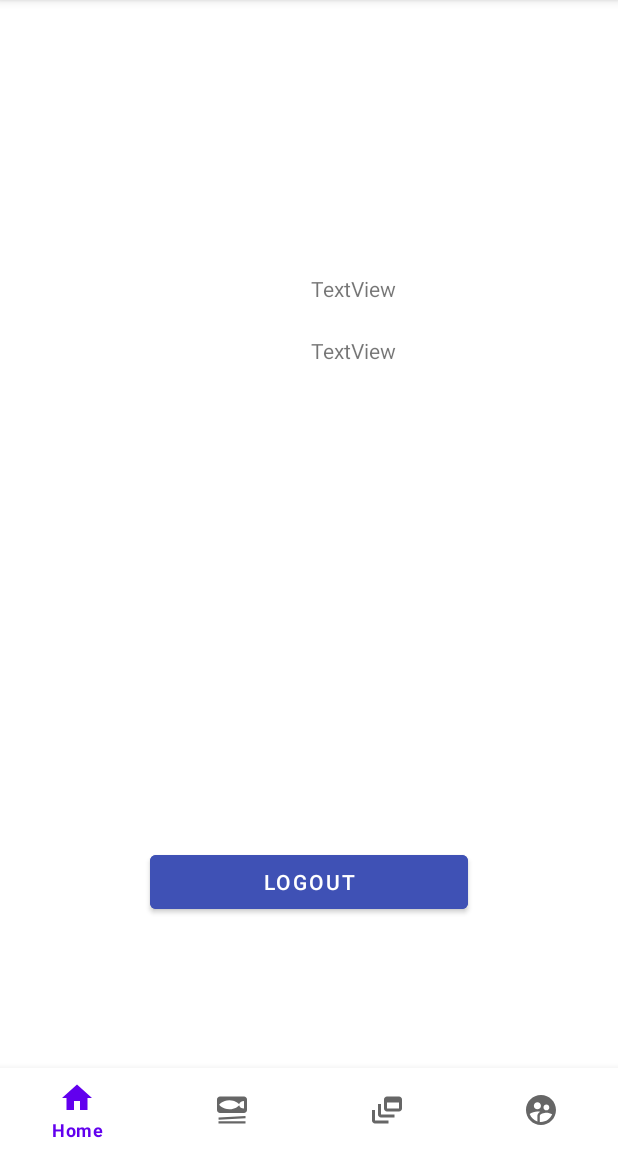
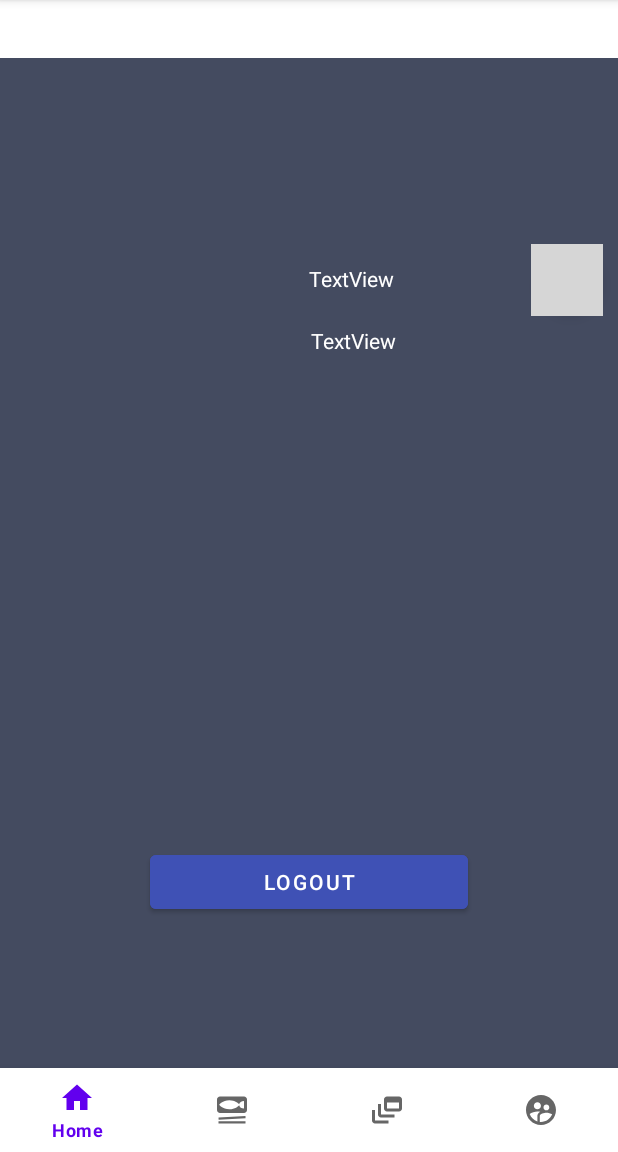
Before and after one commit to FItTracker-Group/FitTrack, an Android app: the fragment UserFragment placed in its activity, on a phone screen of 412 x 824 dp, the part 84-1236 px from its top. Run offline under Robolectric (Android 15) with nearby library versions, the phone set to English and light mode, and no system bars; libraries missing offline, so code that uses them is left out: com.parse; pictures from the network do not load; 3 statements that could not run were skipped; grey boxes are pictures that could not be loaded.

Commit message:
changed xml file colors

```diff
--- a/app/src/main/res/layout/fragment_user.xml
+++ b/app/src/main/res/layout/fragment_user.xml
@@ -4,9 +4,28 @@
     xmlns:tools="http://schemas.android.com/tools"
     android:layout_width="match_parent"
     android:layout_height="match_parent"
+    android:background="#FFFFFF"
+    android:backgroundTint="#444b60"
     tools:context=".fragments.UserFragment">
 
     <!-- TODO: Update blank fragment layout -->
+
+    <com.google.android.material.floatingactionbutton.FloatingActionButton
+        android:id="@+id/floatingActionButton2"
+        android:layout_width="wrap_content"
+        android:layout_height="wrap_content"
+        android:layout_alignParentTop="true"
+        android:layout_alignParentEnd="true"
+        android:layout_marginTop="124dp"
+        android:layout_marginEnd="10dp"
+        android:backgroundTint="#8A8A8A"
+        android:clickable="true"
+        android:src="@drawable/ic_baseline_settings_24"
+        app:borderWidth="0dp"
+        app:fabSize="mini"
+        app:maxImageSize="40dp"
+        app:pressedTranslationZ="0dp"
+        app:useCompatPadding="false" />
 
     <Button
         android:id="@+id/btnLogout"
@@ -33,15 +52,16 @@
 
     <TextView
         android:id="@+id/tvProfileName"
-        android:layout_width="wrap_content"
+        android:layout_width="121dp"
         android:layout_height="wrap_content"
         android:layout_alignParentTop="true"
-        android:layout_alignParentEnd="true"
-        android:layout_marginStart="17dp"
-        android:layout_marginTop="144dp"
-        android:layout_marginEnd="3dp"
+        android:layout_marginStart="16dp"
+        android:layout_marginTop="137dp"
+        android:layout_marginEnd="21dp"
+        android:layout_toStartOf="@+id/floatingActionButton2"
         android:layout_toEndOf="@+id/ivProfileImage"
         android:text="TextView"
+        android:textColor="#FFFFFF"
         tools:text="name?" />
 
     <TextView
@@ -55,6 +75,7 @@
         android:layout_marginEnd="23dp"
         android:layout_toEndOf="@+id/ivProfileImage"
         android:text="TextView"
+        android:textColor="#FFFFFF"
         tools:text="a long or short description about themselves" />
 
 </RelativeLayout>
```
